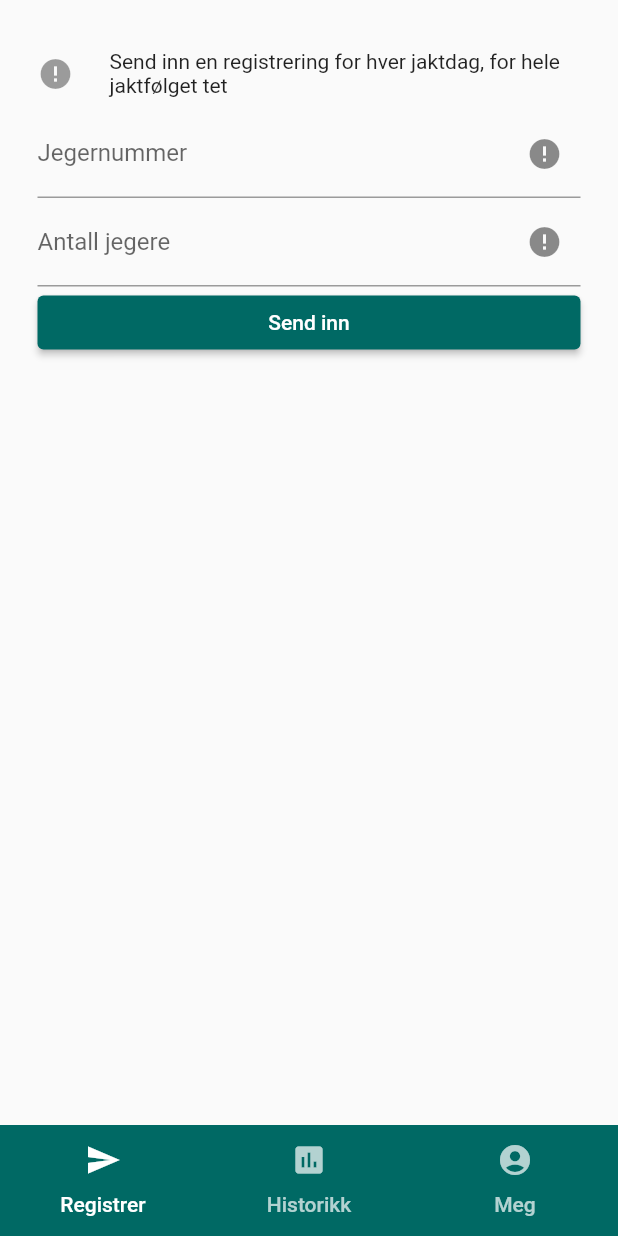
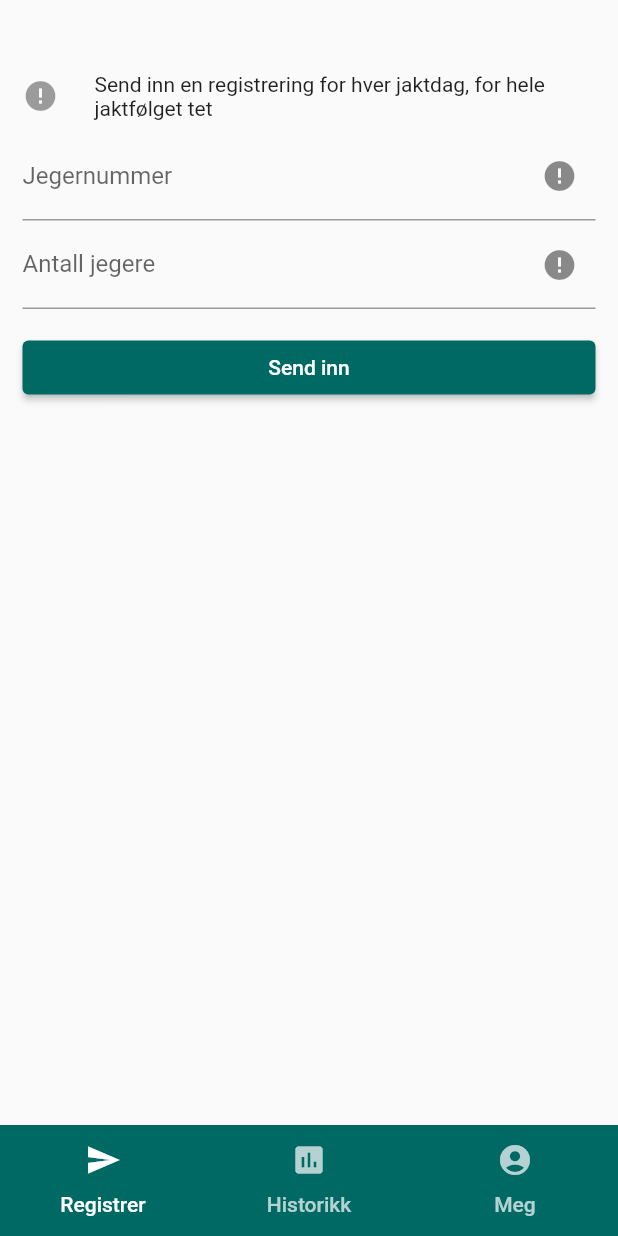
Before and after one commit to magnusgeriksson/gasejakt, a Flutter app: the screen it shows after launch, on a phone screen of 412 x 824 dp. Run offline on Flutter 3.47's test engine with Material 2 defaults, Android fonts, the light colour scheme and no system bars; our stand-ins replace get_it.

Commit message:
Clean up

```diff
--- a/lib/ui/screens/register_screen.dart
+++ b/lib/ui/screens/register_screen.dart
@@ -40,7 +40,7 @@ class _RegisterState extends State<RegisterScreen> {
   Widget build(BuildContext context) {
     // Build a Form widget using the _formKey created above.
     return Container(
-        padding: EdgeInsets.all(25),
+        padding: EdgeInsets.symmetric(vertical: 40, horizontal: 15),
         child: Form(
           key: _formKey,
           child: Column(
@@ -68,13 +68,16 @@ class _RegisterState extends State<RegisterScreen> {
                 formKey: _formKey,
                 label: "Jegernummer",
                 validatorText: "Kan ikke være tom",
-              ),   MDTextFormField(
+              ),
+              MDTextFormField(
                 controller: _antallJegereController,
                 formKey: _formKey,
                 label: "Antall jegere",
                 validatorText: "Kan ikke være tom",
               ),
-              SizedBox(
+              Padding(
+                  padding: EdgeInsets.only(top: 15),
+                  child: SizedBox(
                     width: double.infinity,
                     child: ElevatedButton(
                       onPressed: () {
@@ -90,7 +93,7 @@ class _RegisterState extends State<RegisterScreen> {
                       },
                       child: Text('Send inn'),
                     ),
-              ),
+                  )),
             ],
           ),
         ));
```
Lines whose indentation alone changed are shown as unchanged.
